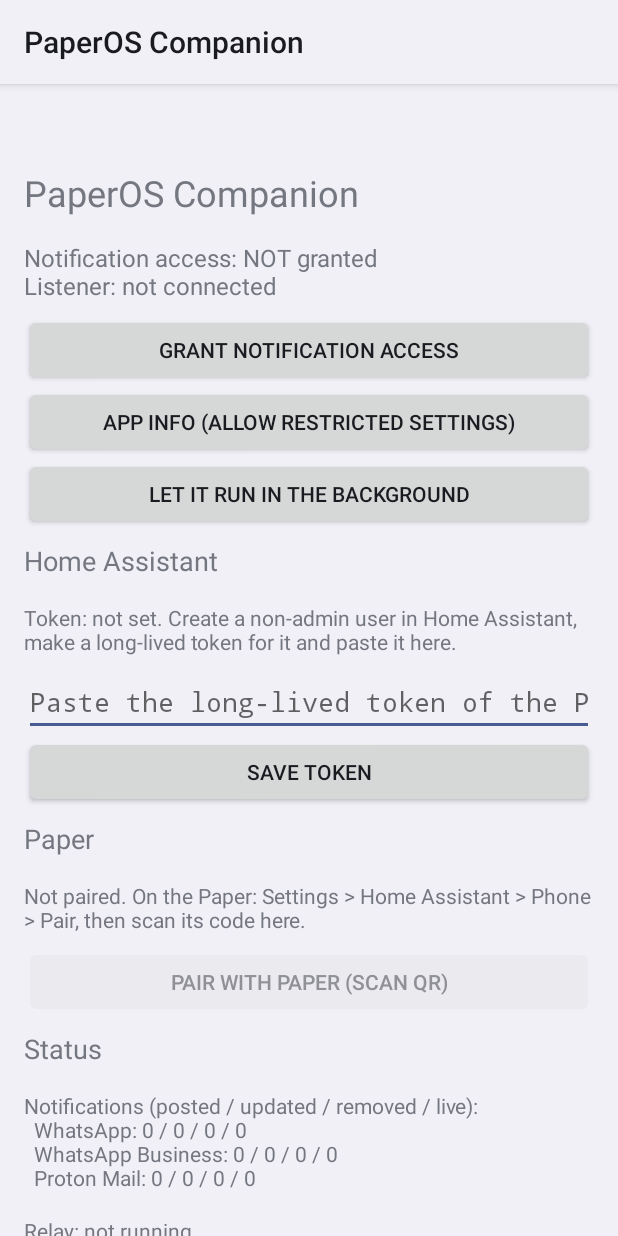
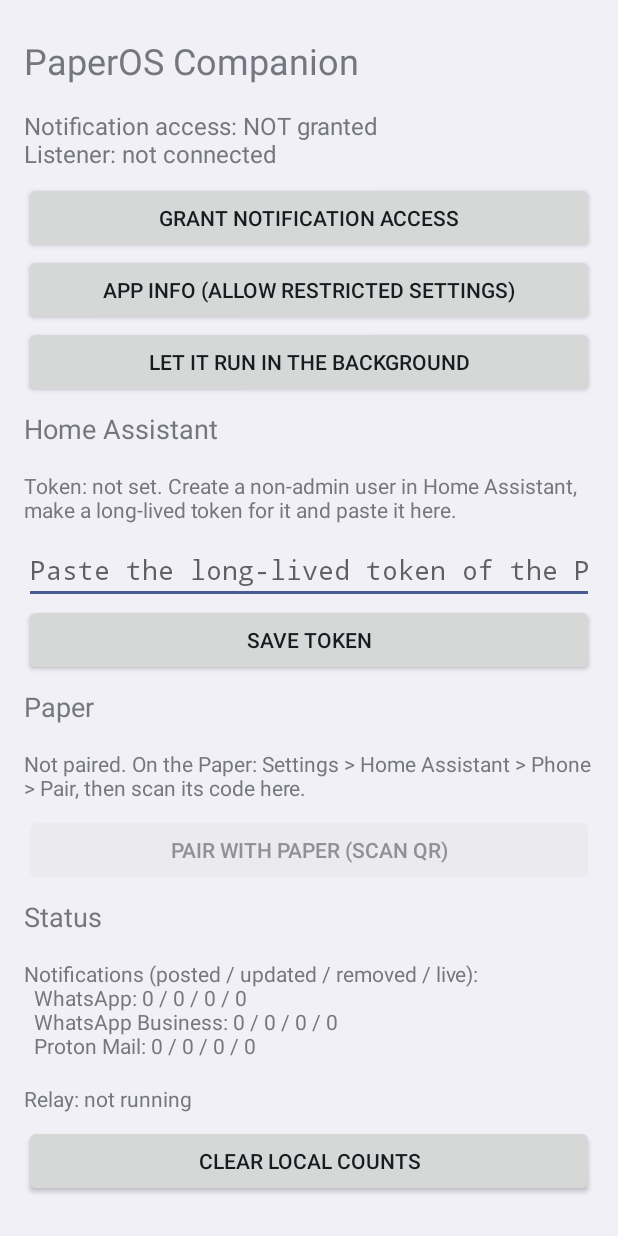
Before and after one commit to mattijsf/m5paper-os, an Android app: the screen it shows after launch (MainActivity), on a phone screen of 412 x 824 dp. Run offline under Robolectric (Android 15) with nearby library versions, the phone set to English and light mode, and no system bars; pictures from the network do not load.

Commit message:
fix(companion): keep pages clear of the system bars

```diff
--- /dev/null
+++ b/android/app/src/main/kotlin/nl/paperos/companion/Insets.kt
@@ -0,0 +1,17 @@
+package nl.paperos.companion
+
+import android.view.View
+import android.view.WindowInsets
+
+/**
+ * The app targets SDK 36, so Android draws it edge to edge: content would sit under the status bar, the camera cutout and the
+ * navigation bar. Pads this view by those insets (and the keyboard's) on top of its own padding.
+ */
+fun View.padForSystemBars(left: Int = 0, top: Int = 0, right: Int = 0, bottom: Int = 0) {
+    setOnApplyWindowInsetsListener { v, insets ->
+        val i = insets.getInsets(WindowInsets.Type.systemBars() or WindowInsets.Type.displayCutout() or WindowInsets.Type.ime())
+        v.setPadding(left + i.left, top + i.top, right + i.right, bottom + i.bottom)
+        insets
+    }
+    requestApplyInsets()
+}
--- a/android/app/src/main/kotlin/nl/paperos/companion/MainActivity.kt
+++ b/android/app/src/main/kotlin/nl/paperos/companion/MainActivity.kt
@@ -51,11 +51,12 @@ class MainActivity : Activity() {
 
     override fun onCreate(savedInstanceState: Bundle?) {
         super.onCreate(savedInstanceState)
+        actionBar?.hide()  // the page has its own title; the bar only took room
         Link.load(this)
         val pad = (16 * resources.displayMetrics.density).toInt()
         val col = LinearLayout(this).apply {
             orientation = LinearLayout.VERTICAL
-            setPadding(pad, pad * 3, pad, pad * 2)
+            setPadding(pad, pad, pad, pad * 2)
         }
         fun <T : View> add(v: T) = v.also { col.addView(it, LinearLayout.LayoutParams(MATCH_PARENT, WRAP_CONTENT)) }
         fun text(size: Float) = add(TextView(this).apply { textSize = size; setPadding(0, pad / 2, 0, pad / 2) })
@@ -116,7 +117,10 @@ class MainActivity : Activity() {
         relay = text(14f)
         button("Clear local counts") { Store.clear(this) }
 
-        setContentView(ScrollView(this).apply { addView(col) })
+        setContentView(ScrollView(this).apply {
+            addView(col)
+            padForSystemBars()  // edge to edge (SDK 36): keep the page below the status bar and above the navigation bar
+        })
         RelayService.kick(this)
     }
 
--- a/android/app/src/main/kotlin/nl/paperos/companion/ScanActivity.kt
+++ b/android/app/src/main/kotlin/nl/paperos/companion/ScanActivity.kt
@@ -39,6 +39,7 @@ class ScanActivity : ComponentActivity() {
 
     override fun onCreate(savedInstanceState: Bundle?) {
         super.onCreate(savedInstanceState)
+        actionBar?.hide()
         val pad = (16 * resources.displayMetrics.density).toInt()
         preview = PreviewView(this)
         hint = TextView(this).apply {
@@ -56,6 +57,7 @@ class ScanActivity : ComponentActivity() {
             orientation = LinearLayout.VERTICAL
             addView(hint, LinearLayout.LayoutParams(MATCH_PARENT, WRAP_CONTENT))
             addView(cancel, LinearLayout.LayoutParams(MATCH_PARENT, WRAP_CONTENT))
+            padForSystemBars()  // the preview fills the screen; the hint and Cancel stay above the navigation bar
         }
         setContentView(FrameLayout(this).apply {
             addView(preview, FrameLayout.LayoutParams(MATCH_PARENT, MATCH_PARENT))
```
